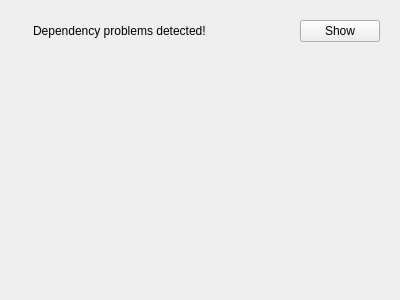
The window that src/dependencycheckerwidget.ui (kriana/SilVerPLuM) describes before a commit, drawn with Qt 5.
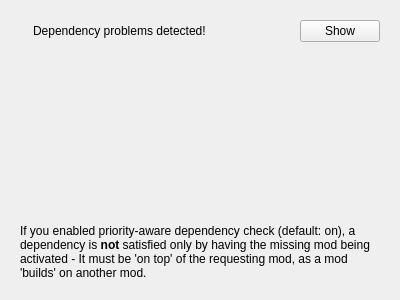
The same window after the commit. Icons and pictures are not drawn.

Commit message: + Priority-aware dependency check (todo: test) * Documentation

What changed in the file:
```diff
--- a/src/dependencycheckerwidget.ui
+++ b/src/dependencycheckerwidget.ui
@@ -91,6 +91,16 @@
         </property>
        </widget>
       </item>
+      <item row="1" column="0">
+       <widget class="QLabel" name="label_3">
+        <property name="text">
+         <string>&lt;html&gt;&lt;head/&gt;&lt;body&gt;&lt;p&gt;If you enabled priority-aware dependency check (default: on), a dependency is &lt;span style=&quot; font-weight:600;&quot;&gt;not&lt;/span&gt; satisfied only by having the missing mod being activated - It must be 'on top' of the requesting mod, as a mod 'builds' on another mod.&lt;/p&gt;&lt;/body&gt;&lt;/html&gt;</string>
+        </property>
+        <property name="wordWrap">
+         <bool>true</bool>
+        </property>
+       </widget>
+      </item>
      </layout>
     </widget>
    </item>
```
The commit also changes 7 other files.
